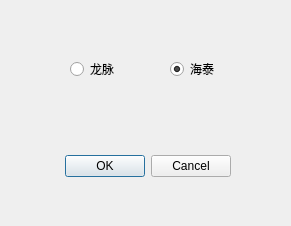
liuzhenxin/uKeyManage, file choosekeydialog.ui: the form before one commit.
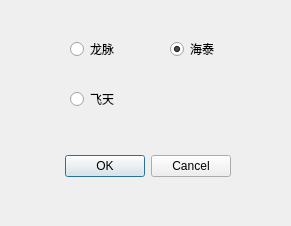
The form after the commit.

```diff
--- a/choosekeydialog.ui
+++ b/choosekeydialog.ui
@@ -30,10 +30,13 @@
    </property>
   </widget>
   <widget class="QRadioButton" name="LONGMAICHOOSE">
+   <property name="enabled">
+    <bool>true</bool>
+   </property>
    <property name="geometry">
     <rect>
      <x>70</x>
-     <y>60</y>
+     <y>40</y>
      <width>91</width>
      <height>18</height>
     </rect>
@@ -49,7 +52,7 @@
    <property name="geometry">
     <rect>
      <x>170</x>
-     <y>60</y>
+     <y>40</y>
      <width>91</width>
      <height>18</height>
     </rect>
@@ -61,6 +64,22 @@
     <bool>true</bool>
    </property>
   </widget>
+  <widget class="QRadioButton" name="FEITIANCHOOSE">
+   <property name="geometry">
+    <rect>
+     <x>70</x>
+     <y>90</y>
+     <width>91</width>
+     <height>18</height>
+    </rect>
+   </property>
+   <property name="text">
+    <string>飞天</string>
+   </property>
+   <property name="checked">
+    <bool>false</bool>
+   </property>
+  </widget>
  </widget>
  <resources/>
  <connections>
```
